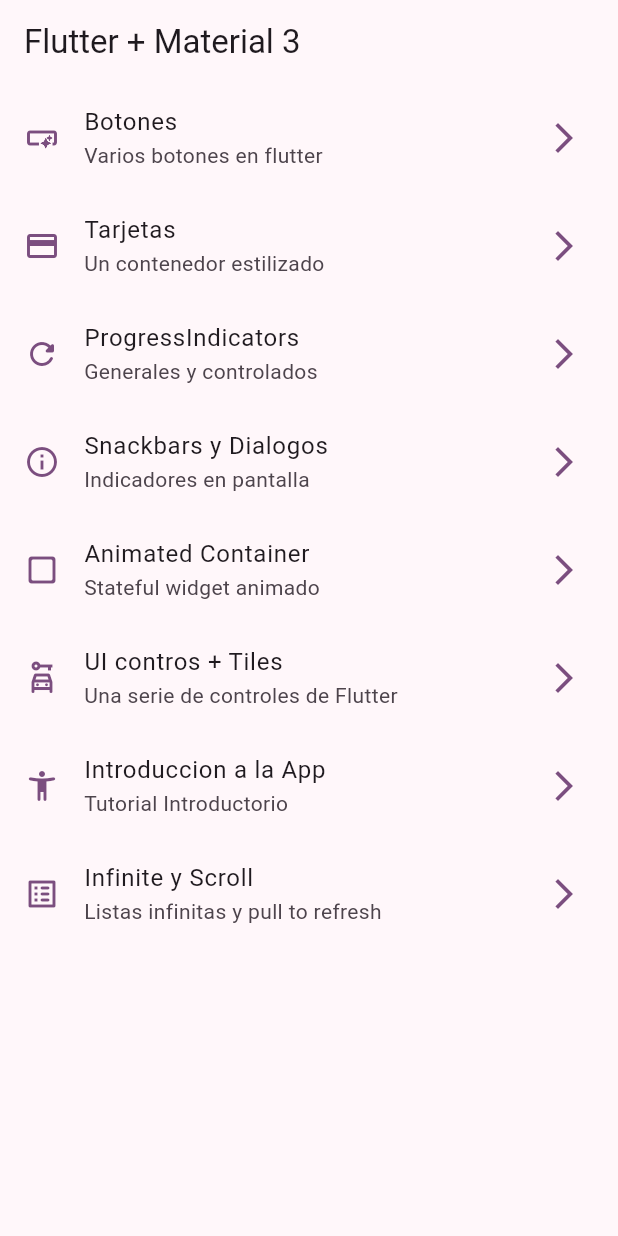
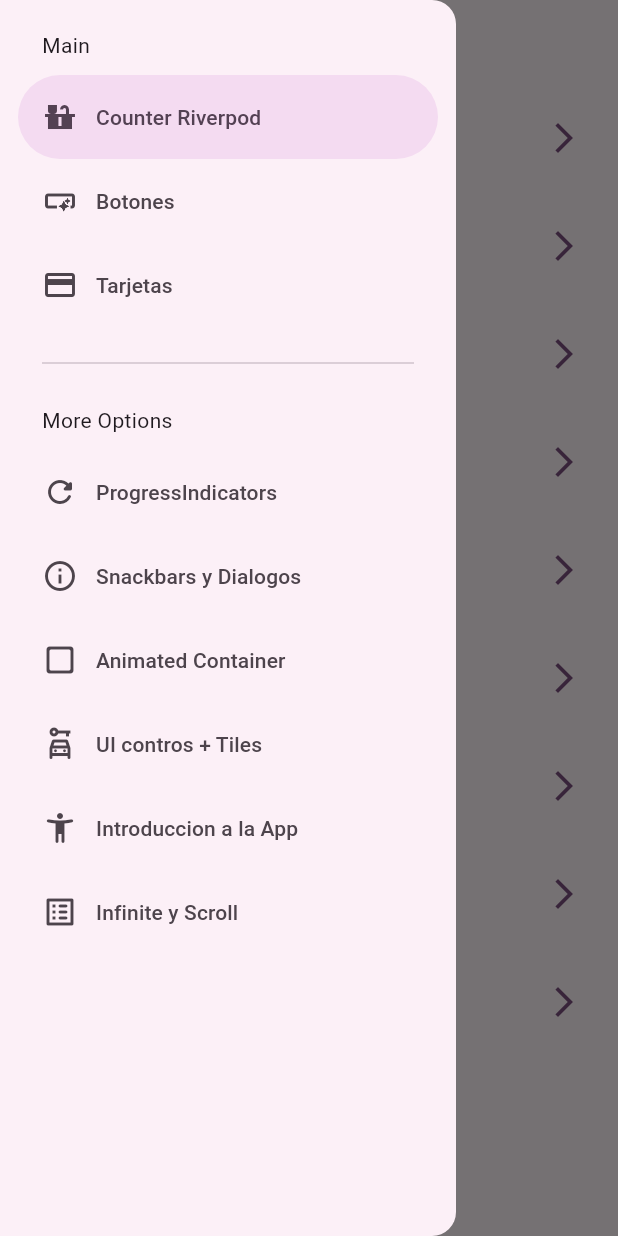
Before and after one commit to TITANRAH/flutter_curso_fer_widgets, a Flutter app: the screen it shows after launch, with the side drawer open (before the commit the screen has no drawer), on a phone screen of 412 x 824 dp. Run offline on Flutter 3.47's test engine with Material 2 defaults, Android fonts, the phone set to English and light mode, and no system bars; our stand-ins replace animate_do, flutter_riverpod, go_router.

Commit message:
counter provider

```diff
--- a/lib/config/menu/menu_items.dart
+++ b/lib/config/menu/menu_items.dart
@@ -15,6 +15,12 @@ class MenuItem {
 }
 
 const appMenuItem = <MenuItem>[
+  MenuItem(
+    title: 'Counter Riverpod',
+    subTitle: 'Counter con RiverPod',
+    link: '/counter',
+    icon: Icons.countertops,
+  ),
   MenuItem(
     title: 'Botones',
     subTitle: 'Varios botones en flutter',
--- a/lib/config/router/app_router.dart
+++ b/lib/config/router/app_router.dart
@@ -49,5 +49,10 @@ final appRouter = GoRouter(
       builder: (context, state) => const InfiniteScrollScreen(),
       name: InfiniteScrollScreen.name,
     ),
+    GoRoute(
+      path: '/counter',
+      builder: (context, state) => const CounterScreen(),
+      name: CounterScreen.name,
+    ),
   ],
 );
--- /dev/null
+++ b/lib/presentation/provider/counter_provider.dart
@@ -0,0 +1,3 @@
+import 'package:flutter_riverpod/flutter_riverpod.dart';
+
+final counterProvider = StateProvider((ref) => 5);
--- a/lib/presentation/screens/home/home_screen.dart
+++ b/lib/presentation/screens/home/home_screen.dart
@@ -1,6 +1,7 @@
 import 'package:flutter/material.dart';
 import 'package:go_router/go_router.dart';
 import 'package:widgets/config/menu/menu_items.dart';
+import 'package:widgets/presentation/widgets/side_menu.dart';
 
 class HomeScreen extends StatelessWidget {
   static const String name = 'home_screen';
@@ -9,11 +10,16 @@ class HomeScreen extends StatelessWidget {
 
   @override
   Widget build(BuildContext context) {
+
+    final scaffoldKey = GlobalKey<ScaffoldState>();
+
     return Scaffold(
+      key: scaffoldKey,
       appBar: AppBar(
         title: const Text('Flutter + Material 3'),
       ),
       body: const _HomeView(),
+      drawer:  SideMenu(scaffoldKey: scaffoldKey,),
     );
   }
 }
--- a/lib/presentation/screens/screens.dart
+++ b/lib/presentation/screens/screens.dart
@@ -1,3 +1,4 @@
+export 'package:widgets/presentation/screens/counter/counter_screen.dart';
 export 'package:widgets/presentation/screens/animated/animated_screen.dart';
 export 'package:widgets/presentation/screens/app_tutorial/app_tutorial_screen.dart';
 export 'package:widgets/presentation/screens/infinite_scroll/infinite_scroll_screen.dart';
--- /dev/null
+++ b/lib/presentation/widgets/side_menu.dart
@@ -0,0 +1,69 @@
+import 'package:flutter/material.dart';
+import 'package:go_router/go_router.dart';
+import 'package:widgets/config/menu/menu_items.dart';
+
+class SideMenu extends StatefulWidget {
+  final GlobalKey<ScaffoldState> scaffoldKey;
+
+  const SideMenu({super.key, required this.scaffoldKey});
+
+  @override
+  State<SideMenu> createState() => _SideMenuState();
+}
+
+class _SideMenuState extends State<SideMenu> {
+  // creo la variable 0 para identificar el menu en drawer
+  // y asi puedo pintar en la caja que esta
+  int navDrawerIndex = 0;
+
+  @override
+  Widget build(BuildContext context) {
+    // si tiene el espacio que tienen los iphone arriba
+    final hasNotch = MediaQuery.of(context).viewPadding.top > 35;
+
+    return NavigationDrawer(
+      // digo que el selectedIndex es igual a navDrawer
+      selectedIndex: navDrawerIndex,
+      onDestinationSelected: (value) {
+        // digo que el navdrawer es igual a value
+        setState(() {
+          navDrawerIndex = value;
+        });
+        // llamo a appMenuItem y creo la variable menu item que es appMenuItem
+        // en su posicion index
+        final menuItem = appMenuItem[value];
+        // y luego llamo al navegadir y le paso el link
+        context.push(menuItem.link);
+        widget.scaffoldKey.currentState?.closeDrawer();
+      },
+      children: [
+        Padding(
+          padding: EdgeInsets.fromLTRB(28, hasNotch ? 0 : 20, 16, 10),
+          child: const Text('Main'),
+        ),
+        // menu desde el 0 al 3
+        ...appMenuItem.sublist(0, 3).map(
+              (item) => NavigationDrawerDestination(
+                icon: Icon(item.icon),
+                label: Text(item.title),
+              ),
+            ),
+        const Padding(
+          padding: EdgeInsets.fromLTRB(28, 16, 28, 10),
+          child: Divider(),
+        ),
+        const Padding(
+          padding: EdgeInsets.fromLTRB(28, 10, 16, 10),
+          child: Text('More Options'),
+        ),
+        // menu desde el 3 en adelante
+        ...appMenuItem.sublist(3).map(
+              (item) => NavigationDrawerDestination(
+                icon: Icon(item.icon),
+                label: Text(item.title),
+              ),
+            ),
+      ],
+    );
+  }
+}
--- a/pubspec.yaml
+++ b/pubspec.yaml
@@ -37,6 +37,7 @@ dependencies:
   cupertino_icons: ^1.0.2
   go_router: ^10.1.2
   animate_do: ^3.1.2
+  flutter_riverpod: ^2.4.0
 
 dev_dependencies:
   flutter_test:
```
Also changed, not shown: lib/main.dart (+8 -1 lines), lib/presentation/screens/counter/counter_screen.dart (added, +32 -0 lines), pubspec.lock.
